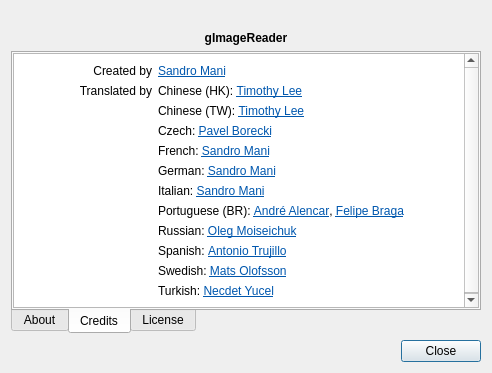
First picture: the form in qt/data/AboutDialog.ui, repository manisandro/gImageReader, before the edit.
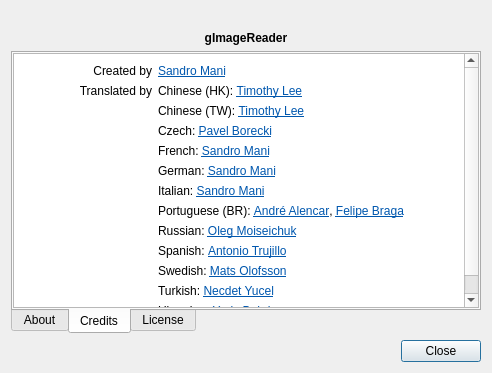
Second picture: the form after the edit. The open tabs and pages were chosen to show the change. Icons and pictures are not drawn.

Commit message: Add ukranian translation

The edit to the form file:
```diff
--- a/qt/data/AboutDialog.ui
+++ b/qt/data/AboutDialog.ui
@@ -183,7 +183,11 @@
 &lt;tr&gt;
 &lt;td&gt;&lt;/td&gt;
 &lt;td&gt;
-&lt;p style=&quot; margin-top:12px; margin-bottom:12px; margin-left:0px; margin-right:0px; -qt-block-indent:0; text-indent:0px;&quot;&gt;Turkish: &lt;a href=&quot;mailto:necdetyucel@gmail.com&quot;&gt;&lt;span style=&quot; text-decoration: underline; color:#0057ae;&quot;&gt;Necdet Yucel&lt;/span&gt;&lt;/a&gt;&lt;/p&gt;&lt;/td&gt;&lt;/tr&gt;&lt;/table&gt;&lt;/body&gt;&lt;/html&gt;</string>
+&lt;p style=&quot; margin-top:12px; margin-bottom:12px; margin-left:0px; margin-right:0px; -qt-block-indent:0; text-indent:0px;&quot;&gt;Turkish: &lt;a href=&quot;mailto:necdetyucel@gmail.com&quot;&gt;&lt;span style=&quot; text-decoration: underline; color:#0057ae;&quot;&gt;Necdet Yucel&lt;/span&gt;&lt;/a&gt;&lt;/p&gt;&lt;/td&gt;&lt;/tr&gt;
+&lt;tr&gt;
+&lt;td&gt;&lt;/td&gt;
+&lt;td&gt;
+&lt;p style=&quot; margin-top:12px; margin-bottom:12px; margin-left:0px; margin-right:0px; -qt-block-indent:0; text-indent:0px;&quot;&gt;Ukranian: &lt;a href=&quot;mailto:yhmtargaryen@gmail.com&quot;&gt;&lt;span style=&quot; text-decoration: underline; color:#0057ae;&quot;&gt;Yuriy Bahriy&lt;/span&gt;&lt;/a&gt;&lt;/p&gt;&lt;/td&gt;&lt;/tr&gt;&lt;/table&gt;&lt;/body&gt;&lt;/html&gt;</string>
          </property>
          <property name="openExternalLinks">
           <bool>true</bool>
```
The commit also changes 3 other files.
